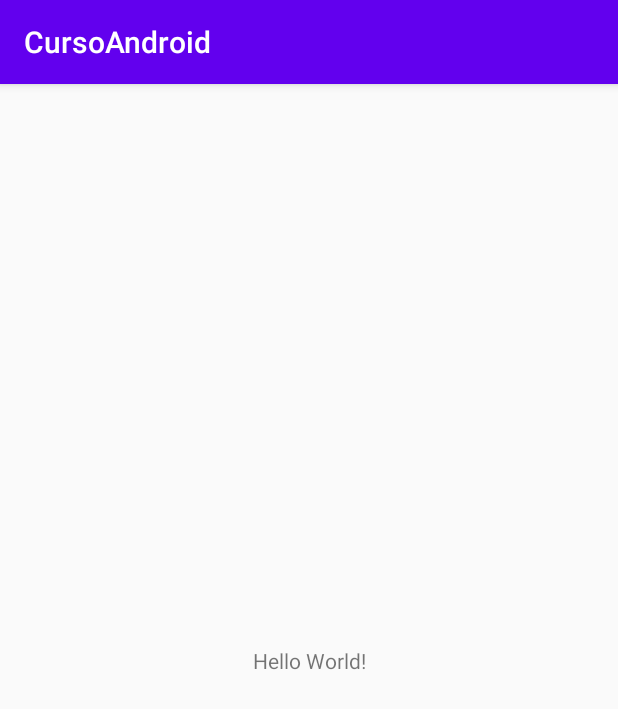
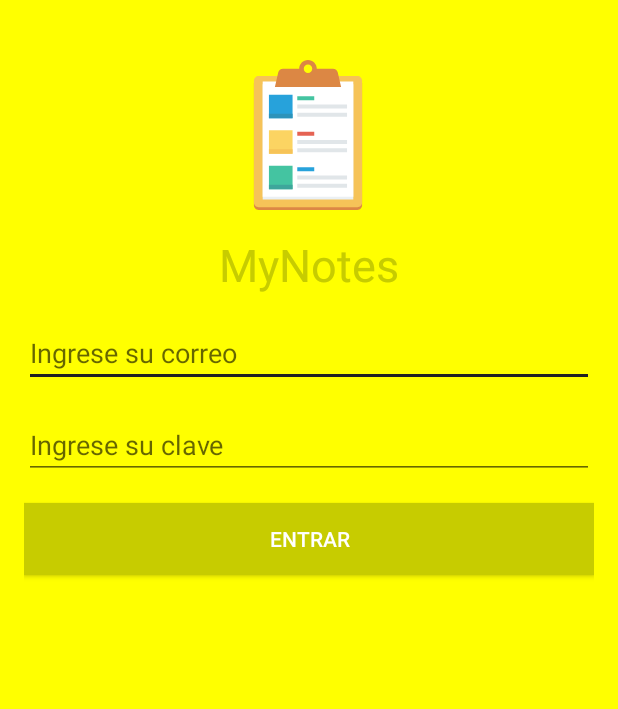
Before and after one commit to fdol1/CursoAndroidOld, an Android app: the screen it shows after launch (MainActivity), on a phone screen of 412 x 824 dp. Shown: the top 709 px of the screen. Run offline under Robolectric (Android 15) with nearby library versions, the phone set to English and light mode, and no system bars.

Commit message:
Posición y ordenación de elementos en ConstraintLayout

```diff
--- a/app/src/main/java/com/example/lfpu/cursoandroid/MainActivity.java
+++ b/app/src/main/java/com/example/lfpu/cursoandroid/MainActivity.java
@@ -10,5 +10,7 @@ public class MainActivity extends AppCompatActivity {
     protected void onCreate(Bundle savedInstanceState) {
         super.onCreate(savedInstanceState);
         setContentView(R.layout.activity_main);
+
+        getSupportActionBar().hide(); //oculta el tulbar de la app
     }
 }
--- /dev/null
+++ b/app/src/main/res/drawable/ic_original.xml
@@ -0,0 +1,66 @@
+<vector xmlns:android="http://schemas.android.com/apk/res/android"
+    android:width="491.52dp"
+    android:height="491.52dp"
+    android:viewportWidth="491.52"
+    android:viewportHeight="491.52">
+  <path
+      android:pathData="M407.526,61.336H83.994c-8.533,0 -15.451,6.918 -15.451,15.452v399.28c0,8.535 6.918,15.453 15.451,15.453h323.533c8.533,0 15.451,-6.918 15.451,-15.453V76.788C422.977,68.254 416.059,61.336 407.526,61.336z"
+      android:fillColor="#DC8744"/>
+  <path
+      android:pathData="M407.526,52.262H83.994c-8.533,0 -15.451,6.919 -15.451,15.452v399.28c0,8.535 6.918,15.452 15.451,15.452h323.533c8.533,0 15.451,-6.918 15.451,-15.452V67.714C422.977,59.181 416.059,52.262 407.526,52.262z"
+      android:fillColor="#F6C358"/>
+  <path
+      android:pathData="M97.331,79.718h296.868v376.986h-296.868z"
+      android:fillColor="#EBF0F3"/>
+  <path
+      android:pathData="M97.331,70.779h296.868v376.986h-296.868z"
+      android:fillColor="#FFFFFF"/>
+  <path
+      android:pathData="M343.354,41.363c-1.696,-7.333 -8.228,-12.526 -15.754,-12.526h-53.004C274.597,12.911 261.686,0 245.759,0c-15.925,0 -28.836,12.911 -28.836,28.837h-53.005c-7.525,0 -14.057,5.193 -15.753,12.526l-10.87,47.009h216.928L343.354,41.363zM245.759,42.697c-7.654,0 -13.859,-6.205 -13.859,-13.86s6.205,-13.86 13.859,-13.86c7.656,0 13.861,6.205 13.861,13.86S253.415,42.697 245.759,42.697z"
+      android:fillColor="#DC8744"/>
+  <path
+      android:pathData="M117.76,113.664h77.414v77.414h-77.414z"
+      android:fillColor="#27A2DB"/>
+  <path
+      android:pathData="M117.76,176.266h77.414v14.817h-77.414z"
+      android:fillColor="#2D93BA"/>
+  <path
+      android:pathData="M210.586,118.835h55.619v12.769h-55.619z"
+      android:fillColor="#44C4A1"/>
+  <path
+      android:pathData="M210.586,145.992h163.144v12.769h-163.144z"
+      android:fillColor="#E1E6E9"/>
+  <path
+      android:pathData="M210.586,173.117h163.144v12.769h-163.144z"
+      android:fillColor="#E1E6E9"/>
+  <path
+      android:pathData="M117.76,229.985h77.414v77.414h-77.414z"
+      android:fillColor="#FCD462"/>
+  <path
+      android:pathData="M117.76,292.608h77.414v14.817h-77.414z"
+      android:fillColor="#F6C358"/>
+  <path
+      android:pathData="M210.586,235.182h55.619v12.769h-55.619z"
+      android:fillColor="#E56353"/>
+  <path
+      android:pathData="M210.586,262.298h163.144v12.769h-163.144z"
+      android:fillColor="#E1E6E9"/>
+  <path
+      android:pathData="M210.586,289.434h163.144v12.769h-163.144z"
+      android:fillColor="#E1E6E9"/>
+  <path
+      android:pathData="M117.76,346.317h77.414v77.414h-77.414z"
+      android:fillColor="#44C4A1"/>
+  <path
+      android:pathData="M117.76,408.934h77.414v14.817h-77.414z"
+      android:fillColor="#3EA69B"/>
+  <path
+      android:pathData="M210.586,351.488h55.619v12.769h-55.619z"
+      android:fillColor="#27A2DB"/>
+  <path
+      android:pathData="M210.586,378.634h163.144v12.769h-163.144z"
+      android:fillColor="#E1E6E9"/>
+  <path
+      android:pathData="M210.586,405.76h163.144v12.769h-163.144z"
+      android:fillColor="#E1E6E9"/>
+</vector>
--- a/app/src/main/res/layout/activity_main.xml
+++ b/app/src/main/res/layout/activity_main.xml
@@ -4,15 +4,67 @@
     xmlns:tools="http://schemas.android.com/tools"
     android:layout_width="match_parent"
     android:layout_height="match_parent"
+    android:background="@color/colorPrimary"
+    android:padding="16dp"
     tools:context=".MainActivity">
 
+    <ImageView
+        android:id="@+id/imageView"
+        android:layout_width="100dp"
+        android:layout_height="100dp"
+        android:layout_marginTop="24dp"
+        app:layout_constraintEnd_toEndOf="parent"
+        app:layout_constraintHorizontal_bias="0.498"
+        app:layout_constraintStart_toStartOf="parent"
+        app:layout_constraintTop_toTopOf="parent"
+        app:srcCompat="@drawable/ic_original" />
+
     <TextView
+        android:id="@+id/textView"
         android:layout_width="wrap_content"
         android:layout_height="wrap_content"
-        android:text="Hello World!"
-        app:layout_constraintBottom_toBottomOf="parent"
-        app:layout_constraintLeft_toLeftOf="parent"
-        app:layout_constraintRight_toRightOf="parent"
-        app:layout_constraintTop_toTopOf="parent" />
+        android:layout_marginTop="16dp"
+        android:text="MyNotes"
+        android:textColor="@color/colorPrimaryDark"
+        android:textSize="30sp"
+        app:layout_constraintEnd_toEndOf="parent"
+        app:layout_constraintStart_toStartOf="parent"
+        app:layout_constraintTop_toBottomOf="@+id/imageView" />
+
+    <EditText
+        android:id="@+id/edtEmail"
+        android:layout_width="0dp"
+        android:layout_height="wrap_content"
+        android:layout_marginTop="16dp"
+        android:ems="10"
+        android:hint="@string/edt_email"
+        android:inputType="textEmailAddress"
+        app:layout_constraintEnd_toEndOf="parent"
+        app:layout_constraintStart_toStartOf="parent"
+        app:layout_constraintTop_toBottomOf="@+id/textView" />
+
+    <EditText
+        android:id="@+id/edt_clave"
+        android:layout_width="0dp"
+        android:layout_height="wrap_content"
+        android:layout_marginTop="16dp"
+        android:ems="10"
+        android:hint="@string/edt_clave"
+        android:inputType="numberPassword"
+        app:layout_constraintEnd_toEndOf="parent"
+        app:layout_constraintStart_toStartOf="parent"
+        app:layout_constraintTop_toBottomOf="@+id/edtEmail" />
+
+    <Button
+        android:id="@+id/btn_ingresar"
+        android:layout_width="0dp"
+        android:layout_height="wrap_content"
+        android:layout_marginTop="16dp"
+        android:background="@color/colorPrimaryDark"
+        android:text="Entrar"
+        android:textColor="@android:color/white"
+        app:layout_constraintEnd_toEndOf="parent"
+        app:layout_constraintStart_toStartOf="parent"
+        app:layout_constraintTop_toBottomOf="@+id/edt_clave" />
 
 </androidx.constraintlayout.widget.ConstraintLayout>
--- a/app/src/main/res/values/colors.xml
+++ b/app/src/main/res/values/colors.xml
@@ -1,6 +1,6 @@
 <?xml version="1.0" encoding="utf-8"?>
 <resources>
-    <color name="colorPrimary">#6200EE</color>
-    <color name="colorPrimaryDark">#3700B3</color>
-    <color name="colorAccent">#03DAC5</color>
+    <color name="colorPrimary">#ffff00</color>
+    <color name="colorPrimaryDark">#c7cc00</color>
+    <color name="colorAccent">#212121</color>
 </resources>
--- a/app/src/main/res/values/strings.xml
+++ b/app/src/main/res/values/strings.xml
@@ -1,3 +1,5 @@
 <resources>
     <string name="app_name">CursoAndroid</string>
+    <string name="edt_email">Ingrese su correo</string>
+    <string name="edt_clave">Ingrese su clave</string>
 </resources>
--- a/app/src/main/res/values/styles.xml
+++ b/app/src/main/res/values/styles.xml
@@ -1,7 +1,8 @@
 <resources>
 
     <!-- Base application theme. -->
-    <style name="AppTheme" parent="Theme.AppCompat.Light.DarkActionBar">
+    <!-- <style name="AppTheme" parent="Theme.AppCompat.Light.DarkActionBar"> letra blanca-->
+    <style name="AppTheme" parent="Theme.AppCompat.DayNight">
         <!-- Customize your theme here. -->
         <item name="colorPrimary">@color/colorPrimary</item>
         <item name="colorPrimaryDark">@color/colorPrimaryDark</item>
```
